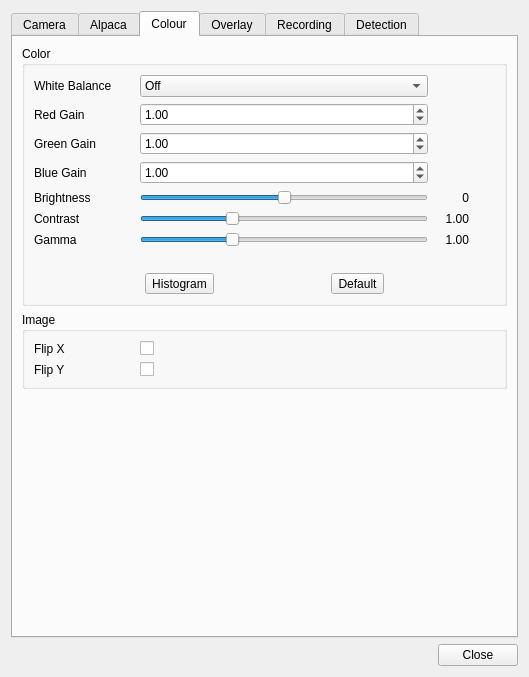
The window that plugins/feature/camera/camerasettingsdialog.ui (srcejon/sdrangel) describes before a commit, drawn with Qt 5.
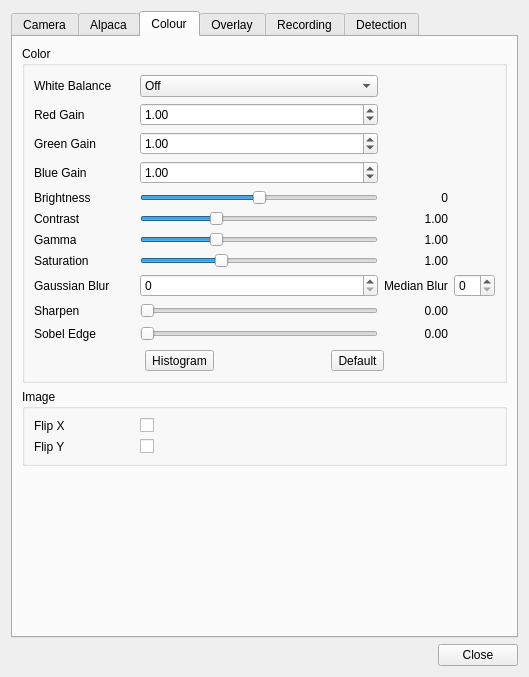
The same window after the commit. Icons and pictures are not drawn.

What changed in the file:
```diff
--- a/plugins/feature/camera/camerasettingsdialog.ui
+++ b/plugins/feature/camera/camerasettingsdialog.ui
@@ -866,6 +866,172 @@
             </property>
            </widget>
           </item>
+          <item row="7" column="0">
+           <widget class="QLabel" name="saturationLabel">
+            <property name="text">
+             <string>Saturation</string>
+            </property>
+           </widget>
+          </item>
+          <item row="7" column="1">
+           <widget class="QSlider" name="saturationSlider">
+            <property name="toolTip">
+             <string>Colour saturation adjustment</string>
+            </property>
+            <property name="minimum">
+             <number>0</number>
+            </property>
+            <property name="maximum">
+             <number>300</number>
+            </property>
+            <property name="value">
+             <number>100</number>
+            </property>
+            <property name="orientation">
+             <enum>Qt::Orientation::Horizontal</enum>
+            </property>
+           </widget>
+          </item>
+          <item row="7" column="2">
+           <widget class="QLabel" name="saturationValue">
+            <property name="minimumSize">
+             <size>
+              <width>35</width>
+              <height>0</height>
+             </size>
+            </property>
+            <property name="text">
+             <string>1.00</string>
+            </property>
+            <property name="alignment">
+             <set>Qt::AlignmentFlag::AlignRight|Qt::AlignmentFlag::AlignTrailing|Qt::AlignmentFlag::AlignVCenter</set>
+            </property>
+           </widget>
+          </item>
+          <item row="8" column="0">
+           <widget class="QLabel" name="gaussianBlurLabel">
+            <property name="text">
+             <string>Gaussian Blur</string>
+            </property>
+           </widget>
+          </item>
+          <item row="8" column="1">
+           <widget class="QSpinBox" name="gaussianBlurSpin">
+            <property name="toolTip">
+             <string>Gaussian blur strength (0 = off)</string>
+            </property>
+            <property name="minimum">
+             <number>0</number>
+            </property>
+            <property name="maximum">
+             <number>15</number>
+            </property>
+           </widget>
+          </item>
+          <item row="8" column="2">
+           <widget class="QLabel" name="medianBlurLabel">
+            <property name="text">
+             <string>Median Blur</string>
+            </property>
+           </widget>
+          </item>
+          <item row="8" column="3">
+           <widget class="QSpinBox" name="medianBlurSpin">
+            <property name="toolTip">
+             <string>Median blur strength (0 = off)</string>
+            </property>
+            <property name="minimum">
+             <number>0</number>
+            </property>
+            <property name="maximum">
+             <number>15</number>
+            </property>
+           </widget>
+          </item>
+          <item row="10" column="0">
+           <widget class="QLabel" name="sharpenLabel">
+            <property name="text">
+             <string>Sharpen</string>
+            </property>
+           </widget>
+          </item>
+          <item row="10" column="1">
+           <widget class="QSlider" name="sharpenSlider">
+            <property name="toolTip">
+             <string>Image sharpening amount</string>
+            </property>
+            <property name="minimum">
+             <number>0</number>
+            </property>
+            <property name="maximum">
+             <number>300</number>
+            </property>
+            <property name="value">
+             <number>0</number>
+            </property>
+            <property name="orientation">
+             <enum>Qt::Orientation::Horizontal</enum>
+            </property>
+           </widget>
+          </item>
+          <item row="10" column="2">
+           <widget class="QLabel" name="sharpenValue">
+            <property name="minimumSize">
+             <size>
+              <width>35</width>
+              <height>0</height>
+             </size>
+            </property>
+            <property name="text">
+             <string>0.00</string>
+            </property>
+            <property name="alignment">
+             <set>Qt::AlignmentFlag::AlignRight|Qt::AlignmentFlag::AlignTrailing|Qt::AlignmentFlag::AlignVCenter</set>
+            </property>
+           </widget>
+          </item>
+          <item row="11" column="0">
+           <widget class="QLabel" name="sobelEdgeLabel">
+            <property name="text">
+             <string>Sobel Edge</string>
+            </property>
+           </widget>
+          </item>
+          <item row="11" column="1">
+           <widget class="QSlider" name="sobelEdgeSlider">
+            <property name="toolTip">
+             <string>Sobel edge detection blend amount</string>
+            </property>
+            <property name="minimum">
+             <number>0</number>
+            </property>
+            <property name="maximum">
+             <number>300</number>
+            </property>
+            <property name="value">
+             <number>0</number>
+            </property>
+            <property name="orientation">
+             <enum>Qt::Orientation::Horizontal</enum>
+            </property>
+           </widget>
+          </item>
+          <item row="11" column="2">
+           <widget class="QLabel" name="sobelEdgeValue">
+            <property name="minimumSize">
+             <size>
+              <width>35</width>
+              <height>0</height>
+             </size>
+            </property>
+            <property name="text">
+             <string>0.00</string>
+            </property>
+            <property name="alignment">
+             <set>Qt::AlignmentFlag::AlignRight|Qt::AlignmentFlag::AlignTrailing|Qt::AlignmentFlag::AlignVCenter</set>
+            </property>
+           </widget>
+          </item>
           <item row="4" column="1">
            <widget class="QSlider" name="brightnessSlider">
             <property name="toolTip">
@@ -898,7 +1064,7 @@
             </property>
            </widget>
           </item>
-          <item row="7" column="0">
+          <item row="11" column="0">
            <spacer name="verticalSpacer_6">
             <property name="orientation">
              <enum>Qt::Orientation::Vertical</enum>
@@ -914,7 +1080,7 @@
             </property>
            </spacer>
           </item>
-          <item row="9" column="0" colspan="4">
+          <item row="12" column="0" colspan="4">
            <layout class="QHBoxLayout" name="horizontalLayout_7">
             <item>
              <widget class="QToolButton" name="histogramButton">
```
